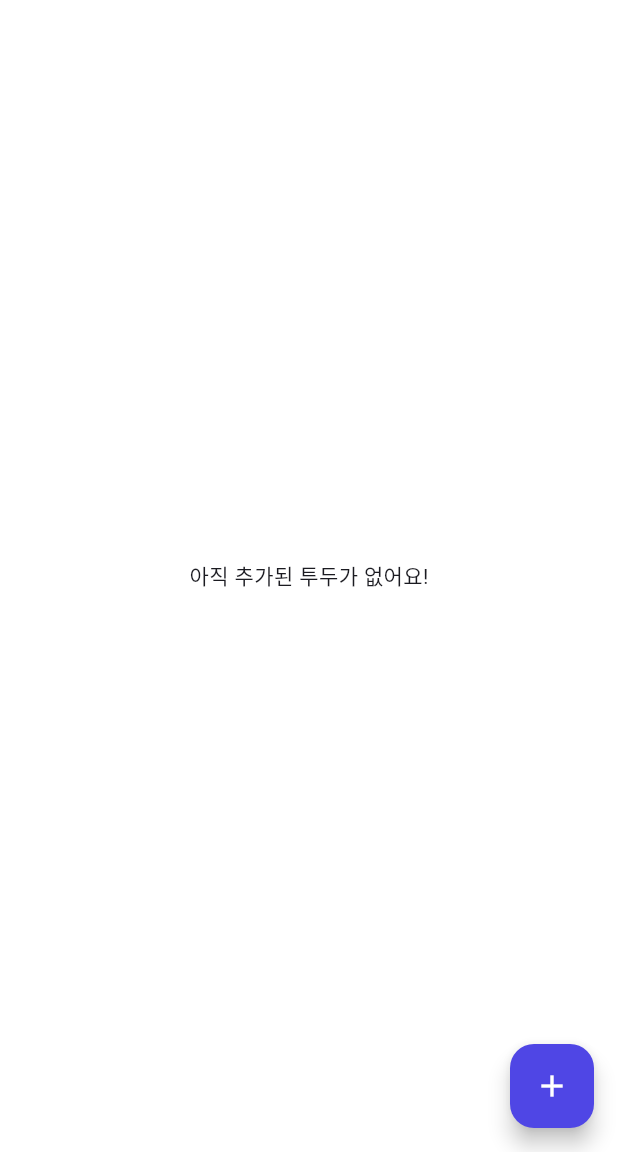
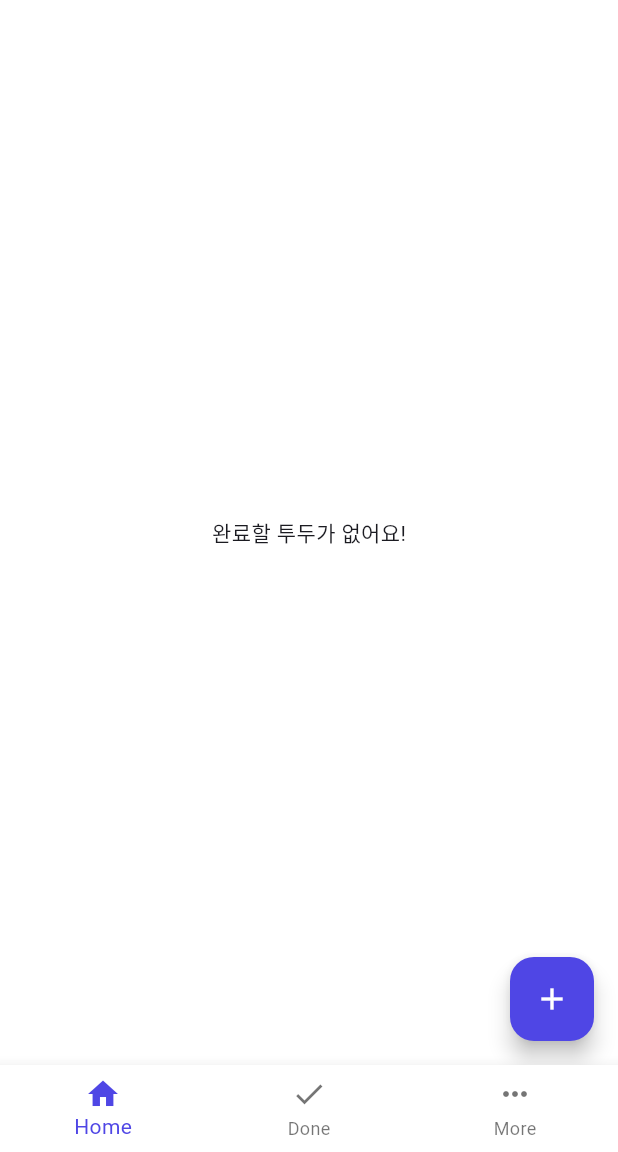
Before and after one commit to s6xybr8in/TodoApp, a Flutter app: the screen it shows after launch, on a phone screen of 412 x 824 dp, the part 84-1236 px from its top. Run offline on Flutter 3.47's test engine with Material 3 defaults, Android fonts, the phone set to English and light mode, and no system bars; our stand-ins replace hive, hive_flutter, table_calendar; accounts and stored records are empty.

Commit message:
phase 1.2 complete

```diff
--- a/lib/main.dart
+++ b/lib/main.dart
@@ -1,7 +1,7 @@
 import 'package:flutter/material.dart';
 import 'package:hive_flutter/hive_flutter.dart';
 import 'package:todo/models/todo.dart';
-import 'package:todo/screens/home_screen.dart';
+import 'package:todo/screens/main_screen.dart';
 
 int selected_index = 0;
 
@@ -46,14 +46,8 @@ class MyApp extends StatelessWidget {
           backgroundColor: Color(0xFF4F46E5),
           foregroundColor: Colors.white,
         ),
-        bottomNavigationBarTheme: const BottomNavigationBarThemeData(
-          backgroundColor: Color(0xFF4F46E5),
-          selectedItemColor: Colors.white,
-          unselectedItemColor: Colors.white70,
-          current
-        )
       ),
-      home: const HomeScreen(),
+      home: const MainScreen(),
     );
   }
 }
--- a/lib/screens/home_screen.dart
+++ b/lib/screens/home_screen.dart
@@ -39,13 +39,14 @@ class _HomeScreenState extends State<HomeScreen> {
       body: ValueListenableBuilder(
         valueListenable: todoBox.listenable(),
         builder: (context, Box<Todo> box, _) {
-          if (box.values.isEmpty) {
+          // Hive Box에서 isDone이 false인 Todo 목록을 가져옵니다.
+          final todos = box.values.where((todo) => !todo.isDone).toList().cast<Todo>();
+
+          if (todos.isEmpty) {
             return const Center(
-              child: Text('아직 추가된 투두가 없어요!'),
+              child: Text('완료할 투두가 없어요!'),
             );
           }
-          // Hive Box에서 Todo 목록을 가져옵니다.
-          final todos = box.values.toList().cast<Todo>();
 
           return ListView.builder(
             itemCount: todos.length,
--- /dev/null
+++ b/lib/screens/main_screen.dart
@@ -0,0 +1,52 @@
+import 'package:flutter/material.dart';
+import 'package:todo/screens/done_screen.dart';
+import 'package:todo/screens/home_screen.dart';
+import 'package:todo/screens/more_screen.dart';
+
+class MainScreen extends StatefulWidget {
+  const MainScreen({super.key});
+
+  @override
+  State<MainScreen> createState() => _MainScreenState();
+}
+
+class _MainScreenState extends State<MainScreen> {
+  int _selectedIndex = 0;
+
+  final List<Widget> _screens = [
+    const HomeScreen(),
+    const DoneScreen(),
+    const MoreScreen(),
+  ];
+
+  void _onItemTapped(int index) {
+    setState(() {
+      _selectedIndex = index;
+    });
+  }
+
+  @override
+  Widget build(BuildContext context) {
+    return Scaffold(
+      body: _screens[_selectedIndex],
+      bottomNavigationBar: BottomNavigationBar(
+        items: const <BottomNavigationBarItem>[
+          BottomNavigationBarItem(
+            icon: Icon(Icons.home),
+            label: 'Home',
+          ),
+          BottomNavigationBarItem(
+            icon: Icon(Icons.done),
+            label: 'Done',
+          ),
+          BottomNavigationBarItem(
+            icon: Icon(Icons.more_horiz),
+            label: 'More',
+          ),
+        ],
+        currentIndex: _selectedIndex,
+        onTap: _onItemTapped,
+      ),
+    );
+  }
+}
--- a/pubspec.yaml
+++ b/pubspec.yaml
@@ -38,6 +38,7 @@ dependencies:
   # The following adds the Cupertino Icons font to your application.
   # Use with the CupertinoIcons class for iOS style icons.
   cupertino_icons: ^1.0.8
+  table_calendar: ^3.2.0
 
 dev_dependencies:
   flutter_test:
```
Also changed, not shown: lib/screens/done_screen.dart (+108 -0 lines), lib/screens/more_screen.dart (added, +30 -0 lines), lib/widgets/todo_list_item.dart (+15 -0 lines), 1 other file.
